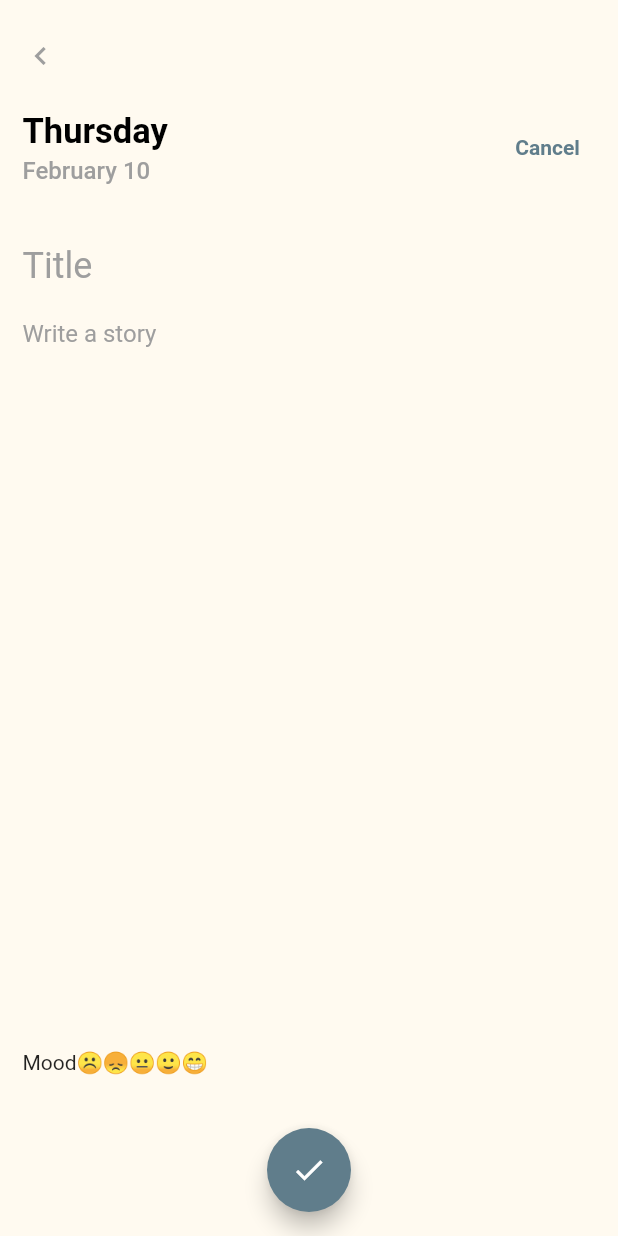
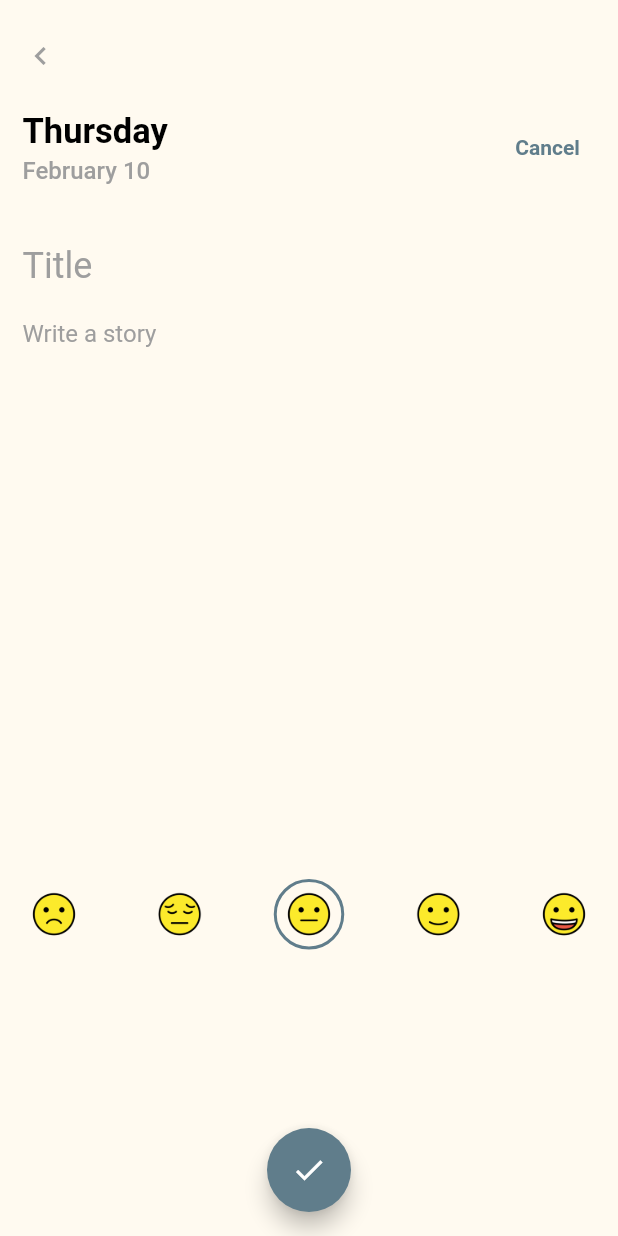
Before and after one commit to janprince/diario, a Flutter app: the screen it shows after launch, after a tap on the "add" icon, on a phone screen of 412 x 824 dp. Run offline on Flutter 3.47's test engine with Material 2 defaults, Android fonts, the phone set to English and light mode, and no system bars; our stand-ins replace sqflite; accounts and stored records are empty.

Commit message:
added mood icons

```diff
--- a/lib/main.dart
+++ b/lib/main.dart
@@ -15,7 +15,7 @@ void main() async {
     join(await getDatabasesPath(), 'diario.db'),
     // When the database is first created, do this:
     onCreate: (db, version) => db.execute(
-        'CREATE TABLE diary_entry (id INTEGER PRIMARY KEY AUTOINCREMENT NOT NULL, date TEXT, title TEXT, entry TEXT, date_created TIMESTAMP DEFAULT CURRENT_TIMESTAMP)'),
+        'CREATE TABLE diary_entry (id INTEGER PRIMARY KEY AUTOINCREMENT NOT NULL, mood INTEGER, title TEXT, entry TEXT, date_created TIMESTAMP DEFAULT CURRENT_TIMESTAMP)'),
     // Set the version. This executes the onCreate function and provides a
     // path to perform database upgrades and downgrades.
     version: 1,
--- a/lib/models/diary_entry.dart
+++ b/lib/models/diary_entry.dart
@@ -1,15 +1,15 @@
 // This file contains the Diary Entry object definition.
 
 class DiaryEntry {
-  final String date;
+  final int mood;
   final String title;
   final String entry;
 
-  DiaryEntry({required this.date, required this.title, required this.entry});
+  DiaryEntry({required this.mood, required this.title, required this.entry});
 
-  Map<String, String> toMap() {
+  Map<String, dynamic> toMap() {
     return {
-      'date': date,
+      'mood': mood,
       'title': title,
       'entry': entry,
     };
--- a/lib/pages/entry.dart
+++ b/lib/pages/entry.dart
@@ -15,12 +15,23 @@ class EntryPage extends StatefulWidget {
 
 class _EntryPageState extends State<EntryPage> {
   TextEditingController titleController = TextEditingController();
-
   TextEditingController storyController = TextEditingController();
 
+  // date to display
   List<dynamic> date_now = get_date();
 
+  // form validation
   bool _validation_error = false;
+
+  // moods
+  int moodSelectedIndex = 3;
+  List moods = [
+    "assets/icons/emoji_1.png",
+    "assets/icons/emoji_2.png",
+    "assets/icons/emoji_3.png",
+    "assets/icons/emoji_4.png",
+    "assets/icons/emoji_5.png"
+  ];
 
   @override
   void dispose() {
@@ -49,7 +60,7 @@ class _EntryPageState extends State<EntryPage> {
             });
             if (_validation_error == false) {
               DiaryEntry diary_entry = DiaryEntry(
-                  date: date_now[1],
+                  mood: moodSelectedIndex,
                   title: titleController.value.text,
                   entry: storyController.value.text);
 
@@ -137,7 +148,7 @@ class _EntryPageState extends State<EntryPage> {
                   TextField(
                     controller: storyController,
                     textCapitalization: TextCapitalization.sentences,
-                    maxLines: 25,
+                    maxLines: 19,
                     decoration: InputDecoration(
                       hintStyle: TextStyle(
                           fontWeight: FontWeight.normal, color: Colors.grey),
@@ -146,14 +157,33 @@ class _EntryPageState extends State<EntryPage> {
                     ),
                   ),
                   Row(
-                    children: [
-                      Text("Mood"),
-                      Text("☹️"),
-                      Text("😞"),
-                      Text("😐"),
-                      Text("🙂"),
-                      Text("😁")
-                    ],
+                    mainAxisAlignment: MainAxisAlignment.spaceBetween,
+                    children: moods.map((e) {
+                      return moodSelectedIndex == moods.indexOf(e) + 1
+                          ? Container(
+                              padding: EdgeInsets.all(0.5),
+                              decoration: BoxDecoration(
+                                  shape: BoxShape.circle,
+                                  border: Border.all(width: 2, color: kBlue)),
+                              child: Image(
+                                image: AssetImage(e),
+                                width: 42,
+                                height: 42,
+                              ),
+                            )
+                          : GestureDetector(
+                              onTap: () {
+                                setState(() {
+                                  moodSelectedIndex = moods.indexOf(e) + 1;
+                                });
+                              },
+                              child: Image(
+                                image: AssetImage(e),
+                                width: 42,
+                                height: 42,
+                              ),
+                            );
+                    }).toList(),
                   ),
                 ],
               ),
--- a/pubspec.yaml
+++ b/pubspec.yaml
@@ -64,6 +64,7 @@ flutter:
   # To add assets to your application, add an assets section, like this:
   assets:
     - assets/
+    - assets/icons/
 
   # An image asset can refer to one or more resolution-specific "variants", see
   # https://flutter.dev/assets-and-images/#resolution-aware.
```
Also changed, not shown: lib/pages/home.dart (+17 -1 lines), assets/icons/emoji_1.png (added), assets/icons/emoji_1.svg (added), assets/icons/emoji_2.png (added), assets/icons/emoji_2.svg (added), assets/icons/emoji_3.png (added), assets/icons/emoji_3.svg (added), assets/icons/emoji_4.png (added), assets/icons/emoji_4.svg (added), assets/icons/emoji_5.png (added), assets/icons/emoji_5.svg (added).
